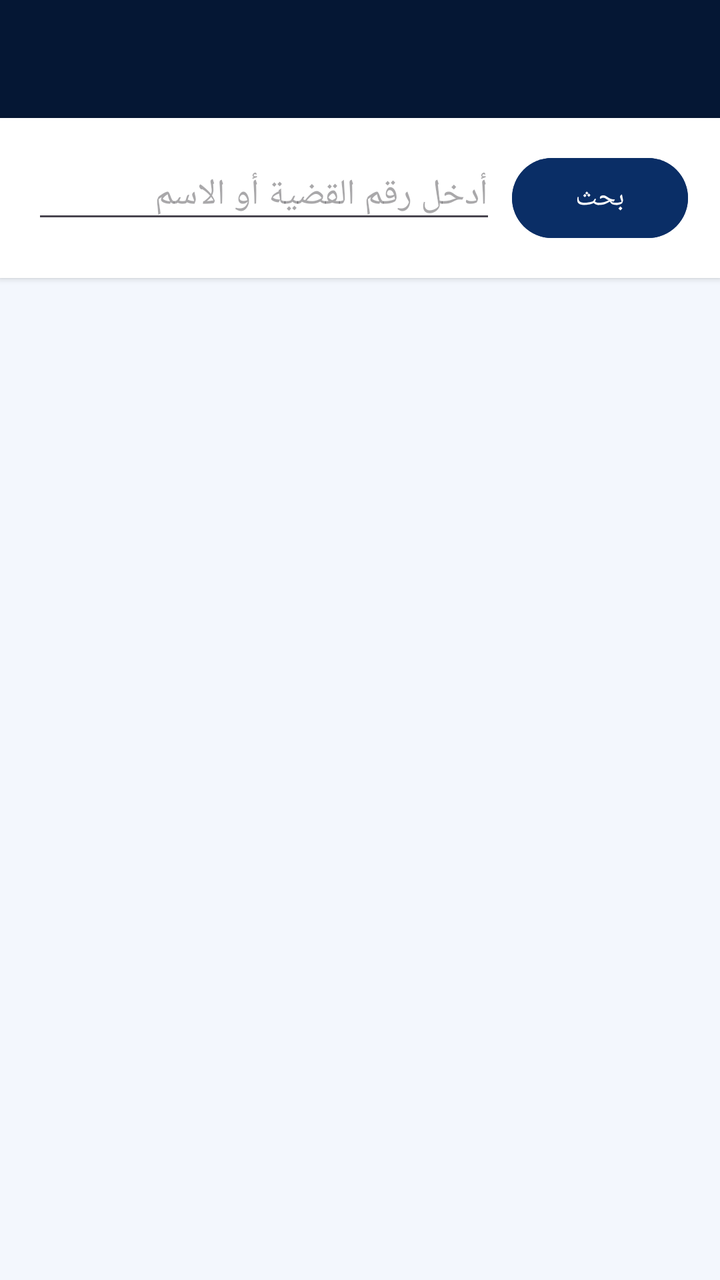
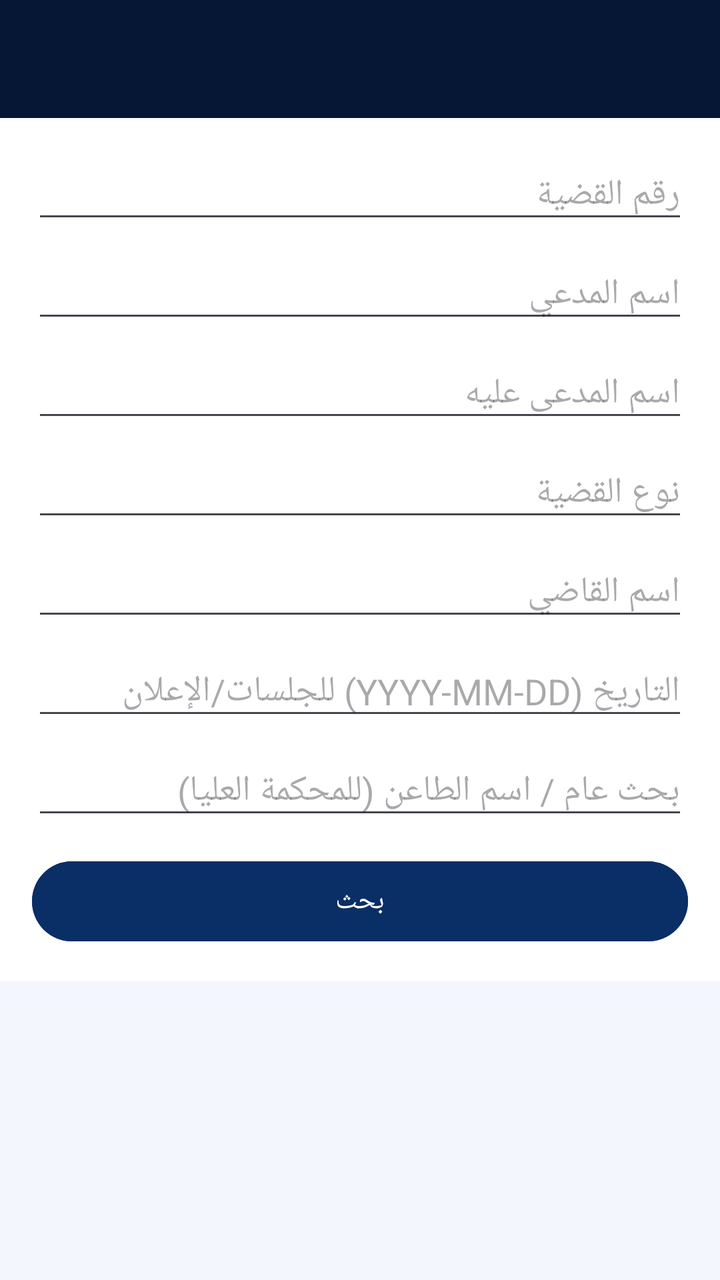

Screens rendered from an Android XML layout before and after an edit, with the pre-edit source and the edit as a unified diff.
<!-- AndroidManifest.xml: application theme Theme.Albayda -->
<!-- res/layout/activity_search.xml -->
<?xml version="1.0" encoding="utf-8"?>
<LinearLayout xmlns:android="http://schemas.android.com/apk/res/android"
    android:layout_width="match_parent"
    android:layout_height="match_parent"
    android:orientation="vertical"
    android:background="@color/bg_light"
    android:fitsSystemWindows="true">

    <LinearLayout
        android:layout_width="match_parent"
        android:layout_height="wrap_content"
        android:background="@color/navy_900"
        android:padding="16dp">

        <TextView
            android:id="@+id/tvTitle"
            android:layout_width="wrap_content"
            android:layout_height="wrap_content"
            android:textColor="@color/white"
            android:textSize="20sp"
            android:textStyle="bold" />
    </LinearLayout>

    <LinearLayout
        android:layout_width="match_parent"
        android:layout_height="wrap_content"
        android:orientation="horizontal"
        android:padding="16dp"
        android:background="@color/white"
        android:elevation="2dp">

        <EditText
            android:id="@+id/etQuery"
            android:layout_width="0dp"
            android:layout_height="wrap_content"
            android:layout_weight="1"
            android:hint="أدخل رقم القضية أو الاسم"
            android:inputType="text" />

        <Button
            android:id="@+id/btnSearch"
            android:layout_width="wrap_content"
            android:layout_height="wrap_content"
            android:text="بحث"
            android:layout_marginStart="8dp"
            android:backgroundTint="@color/navy_700" />
    </LinearLayout>

    <ProgressBar
        android:id="@+id/pb"
        android:layout_width="wrap_content"
        android:layout_height="wrap_content"
        android:layout_gravity="center"
        android:layout_marginTop="32dp"
        android:visibility="gone" />

    <ScrollView
        android:layout_width="match_parent"
        android:layout_height="0dp"
        android:layout_weight="1"
        android:fillViewport="true">

        <LinearLayout
            android:id="@+id/resultsContainer"
            android:layout_width="match_parent"
            android:layout_height="wrap_content"
            android:orientation="vertical"
            android:padding="16dp" />
    </ScrollView>
</LinearLayout>
<!-- resources referenced by this layout -->
<resources>
  <color name="bg_light">#F3F7FD</color>
  <color name="navy_700">#0A2E66</color>
  <color name="navy_900">#051734</color>
  <color name="white">#FFFFFF</color>
  <style name="Theme.Albayda" parent="Theme.Material3.Light.NoActionBar">
          <item name="colorPrimary">@color/navy_700</item>
          <item name="colorSecondary">@color/gold</item>
          <item name="android:statusBarColor">@color/navy_900</item>
          <item name="android:navigationBarColor">@color/navy_900</item>
      </style>
  <color name="gold">#C9A24B</color>
</resources>

<!-- the commit's change to res/layout/activity_search.xml (unified diff, before → after) -->
@@ -11,7 +11,6 @@
         android:layout_height="wrap_content"
         android:background="@color/navy_900"
         android:padding="16dp">
-
         <TextView
             android:id="@+id/tvTitle"
             android:layout_width="wrap_content"
@@ -21,37 +20,89 @@
             android:textStyle="bold" />
     </LinearLayout>
 
-    <LinearLayout
+    <ScrollView
         android:layout_width="match_parent"
-        android:layout_height="wrap_content"
-        android:orientation="horizontal"
-        android:padding="16dp"
-        android:background="@color/white"
-        android:elevation="2dp">
+        android:layout_height="wrap_content">
+        <LinearLayout
+            android:id="@+id/formContainer"
+            android:layout_width="match_parent"
+            android:layout_height="wrap_content"
+            android:orientation="vertical"
+            android:padding="16dp"
+            android:background="@color/white">
 
-        <EditText
-            android:id="@+id/etQuery"
-            android:layout_width="0dp"
-            android:layout_height="wrap_content"
-            android:layout_weight="1"
-            android:hint="أدخل رقم القضية أو الاسم"
-            android:inputType="text" />
+            <EditText
+                android:id="@+id/etCaseNumber"
+                android:layout_width="match_parent"
+                android:layout_height="wrap_content"
+                android:hint="رقم القضية"
+                android:inputType="text" />
 
-        <Button
-            android:id="@+id/btnSearch"
-            android:layout_width="wrap_content"
-            android:layout_height="wrap_content"
-            android:text="بحث"
-            android:layout_marginStart="8dp"
-            android:backgroundTint="@color/navy_700" />
-    </LinearLayout>
+            <EditText
+                android:id="@+id/etPlaintiff"
+                android:layout_width="match_parent"
+                android:layout_height="wrap_content"
+                android:hint="اسم المدعي"
+                android:layout_marginTop="8dp"
+                android:inputType="textPersonName" />
+
+            <EditText
+                android:id="@+id/etDefendant"
+                android:layout_width="match_parent"
+                android:layout_height="wrap_content"
+                android:hint="اسم المدعى عليه"
+                android:layout_marginTop="8dp"
+                android:inputType="textPersonName" />
+
+            <EditText
+                android:id="@+id/etCaseType"
+                android:layout_width="match_parent"
+                android:layout_height="wrap_content"
+                android:hint="نوع القضية"
+                android:layout_marginTop="8dp"
+                android:inputType="text" />
+
+            <EditText
+                android:id="@+id/etJudge"
+                android:layout_width="match_parent"
+                android:layout_height="wrap_content"
+                android:hint="اسم القاضي"
+                android:layout_marginTop="8dp"
+                android:inputType="textPersonName" />
+
+            <EditText
+                android:id="@+id/etDate"
+                android:layout_width="match_parent"
+                android:layout_height="wrap_content"
+                android:hint="التاريخ (YYYY-MM-DD) للجلسات/الإعلان"
+                android:layout_marginTop="8dp"
+                android:inputType="date" />
+
+            <EditText
+                android:id="@+id/etQuery"
+                android:layout_width="match_parent"
+                android:layout_height="wrap_content"
+                android:hint="بحث عام / اسم الطاعن (للمحكمة العليا)"
+                android:layout_marginTop="8dp"
+                android:inputType="text" />
+
+            <Button
+                android:id="@+id/btnSearch"
+                android:layout_width="match_parent"
+                android:layout_height="wrap_content"
+                android:text="بحث"
+                android:layout_marginTop="12dp"
+                android:backgroundTint="@color/navy_700"
+                android:textColor="@color/white" />
+        </LinearLayout>
+    </ScrollView>
 
     <ProgressBar
         android:id="@+id/pb"
         android:layout_width="wrap_content"
         android:layout_height="wrap_content"
         android:layout_gravity="center"
-        android:layout_marginTop="32dp"
+        android:layout_marginTop="16dp"
         android:visibility="gone" />
 
     <ScrollView
@@ -59,7 +110,6 @@
         android:layout_height="0dp"
         android:layout_weight="1"
         android:fillViewport="true">
-
         <LinearLayout
             android:id="@+id/resultsContainer"
             android:layout_width="match_parent"
